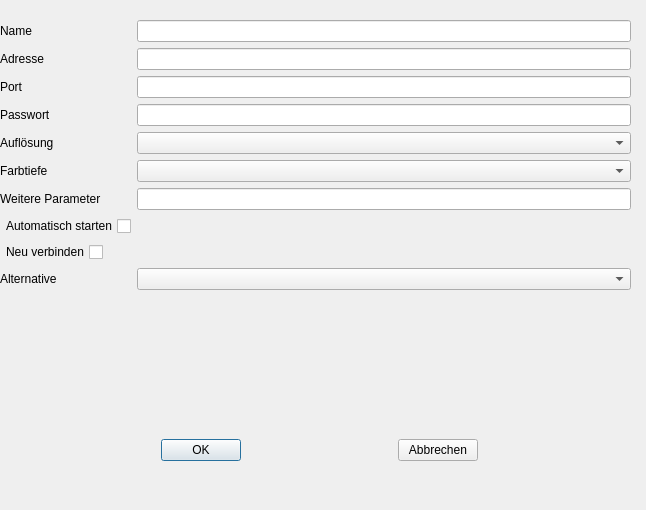
Above: xtc/bin/dialogtightvnc.ui from xtc-Thin-Client/xtcapp before the change. Below: the same form after it.
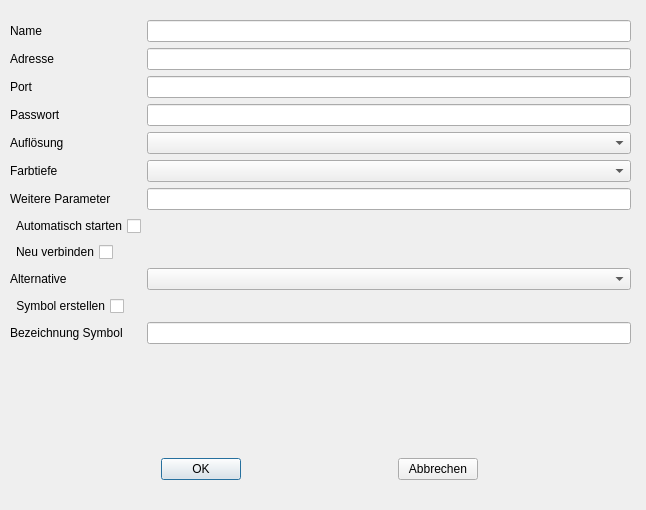
That is the form after the change.

The edit to the form file:
```diff
--- a/xtc/bin/dialogtightvnc.ui
+++ b/xtc/bin/dialogtightvnc.ui
@@ -16,10 +16,10 @@
   <widget class="QWidget" name="formLayoutWidget">
    <property name="geometry">
     <rect>
-     <x>0</x>
+     <x>10</x>
      <y>20</y>
-     <width>631</width>
-     <height>381</height>
+     <width>621</width>
+     <height>422</height>
     </rect>
    </property>
    <layout class="QFormLayout" name="formLayout">
@@ -123,15 +123,35 @@
     <item row="9" column="1">
      <widget class="QComboBox" name="vncInputAlternative"/>
     </item>
+    <item row="10" column="0">
+     <widget class="QCheckBox" name="vncInputIcon">
+      <property name="layoutDirection">
+       <enum>Qt::RightToLeft</enum>
+      </property>
+      <property name="text">
+       <string>Symbol erstellen</string>
+      </property>
+     </widget>
+    </item>
+    <item row="11" column="0">
+     <widget class="QLabel" name="vncLabelIconName">
+      <property name="text">
+       <string>Bezeichnung Symbol</string>
+      </property>
+     </widget>
+    </item>
+    <item row="11" column="1">
+     <widget class="QLineEdit" name="vncInputIconName"/>
+    </item>
    </layout>
   </widget>
   <widget class="QWidget" name="horizontalLayoutWidget">
    <property name="geometry">
     <rect>
      <x>10</x>
-     <y>410</y>
+     <y>449</y>
      <width>621</width>
-     <height>80</height>
+     <height>41</height>
     </rect>
    </property>
    <layout class="QHBoxLayout" name="horizontalLayout">
```
Left out of the diff: 4 changed lines with no effect on the pictures.
